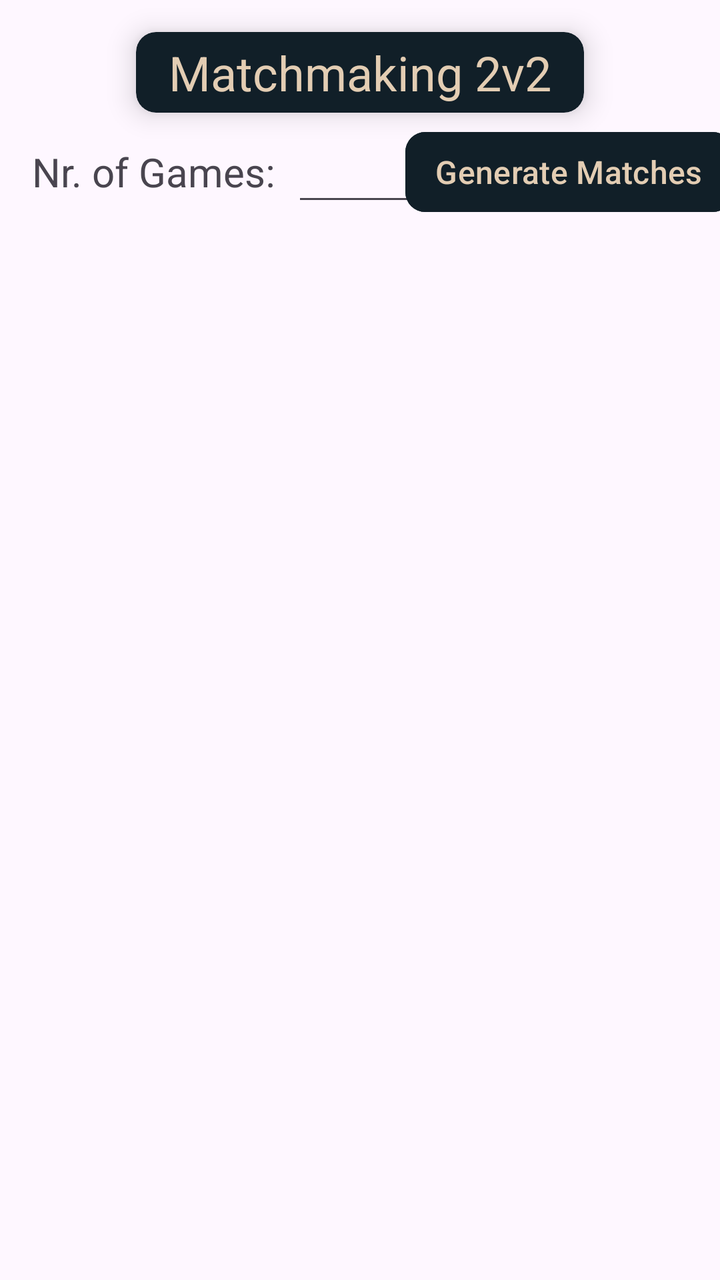
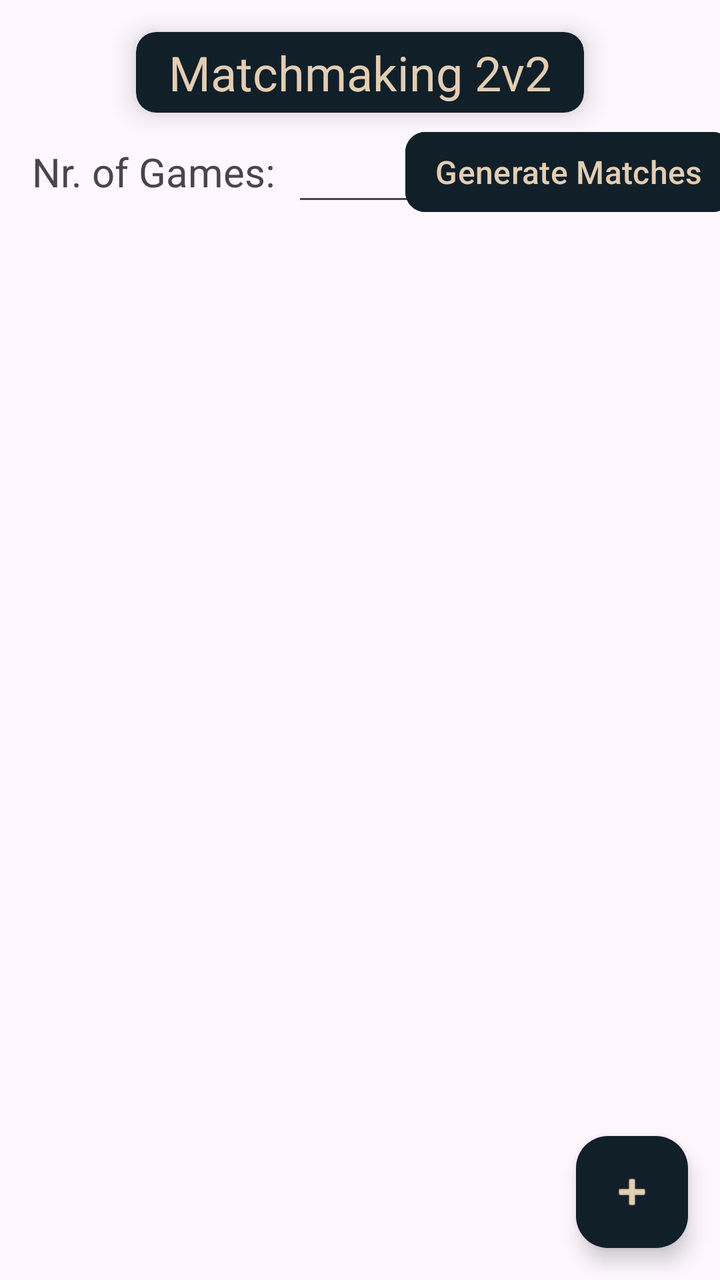

Compare the two renders of this Android layout. The source of the first and the diff that turns it into the second are given below.
<!-- AndroidManifest.xml: application theme Theme.Matchmaking2v2 -->
<!-- res/layout/activity_main.xml -->
<?xml version="1.0" encoding="utf-8"?>
<androidx.constraintlayout.widget.ConstraintLayout xmlns:android="http://schemas.android.com/apk/res/android"
    xmlns:app="http://schemas.android.com/apk/res-auto"
    xmlns:tools="http://schemas.android.com/tools"
    android:id="@+id/main"
    android:layout_width="match_parent"
    android:layout_height="match_parent"
    tools:context=".MainActivity">

    <TextView
        android:id="@+id/tv_nrgames"
        android:layout_width="wrap_content"
        android:layout_height="wrap_content"
        android:layout_marginStart="16dp"
        android:layout_marginTop="16dp"
        android:text="Nr. of Games:"
        android:textSize="20sp"
        app:layout_constraintStart_toStartOf="parent"
        app:layout_constraintTop_toBottomOf="@+id/cardView" />

    <EditText
        android:id="@+id/et_nrgames"
        android:layout_width="wrap_content"
        android:layout_height="wrap_content"
        android:layout_marginStart="8dp"
        android:ems="3"
        android:inputType="numberDecimal"
        android:text="0"
        android:textAlignment="viewEnd"
        android:textSize="20sp"
        app:layout_constraintBottom_toBottomOf="@+id/tv_nrgames"
        app:layout_constraintStart_toEndOf="@+id/tv_nrgames"
        app:layout_constraintTop_toTopOf="@+id/tv_nrgames" />

    <androidx.recyclerview.widget.RecyclerView
        android:id="@+id/rvRounds"
        android:layout_width="409dp"
        android:layout_height="0dp"
        android:layout_marginTop="16dp"
        app:layout_constraintBottom_toBottomOf="parent"
        app:layout_constraintEnd_toEndOf="parent"
        app:layout_constraintStart_toStartOf="parent"
        app:layout_constraintTop_toBottomOf="@id/tv_nrgames"
        app:layout_constraintVertical_bias="0.0" />

    <Button
        android:id="@+id/b_generate"
        android:layout_width="wrap_content"
        android:layout_height="wrap_content"
        android:layout_marginStart="8dp"
        android:layout_marginEnd="16dp"
        android:backgroundTint="@color/blueBlack"
        android:elevation="8dp"
        android:paddingLeft="15dp"
        android:paddingTop="0dp"
        android:paddingRight="15dp"
        android:paddingBottom="0dp"
        android:text="Generate Matches"
        android:textColor="@color/tanAccent"
        android:textSize="16sp"
        app:cornerRadius="10dp"
        app:layout_constraintBottom_toBottomOf="@+id/et_nrgames"
        app:layout_constraintEnd_toEndOf="parent"
        app:layout_constraintStart_toEndOf="@+id/et_nrgames"
        app:layout_constraintTop_toTopOf="@+id/et_nrgames" />

    <androidx.cardview.widget.CardView
        android:id="@+id/cardView"
        android:layout_width="wrap_content"
        android:layout_height="wrap_content"
        android:layout_marginTop="16dp"
        app:cardBackgroundColor="@color/blueBlack"
        app:cardCornerRadius="10dp"
        app:cardElevation="8dp"
        app:layout_constraintEnd_toEndOf="parent"
        app:layout_constraintStart_toStartOf="parent"
        app:layout_constraintTop_toTopOf="parent">

        <androidx.constraintlayout.widget.ConstraintLayout
            android:layout_width="match_parent"
            android:layout_height="match_parent">

            <TextView
                android:id="@+id/tv_title2"
                android:layout_width="wrap_content"
                android:layout_height="wrap_content"
                android:layout_marginStart="8pt"
                android:layout_marginTop="2pt"
                android:layout_marginEnd="8pt"
                android:layout_marginBottom="2pt"
                android:text="Matchmaking 2v2"
                android:textColor="@color/tanAccent"
                android:textSize="24sp"
                app:layout_constraintBottom_toBottomOf="parent"
                app:layout_constraintEnd_toEndOf="parent"
                app:layout_constraintStart_toStartOf="parent"
                app:layout_constraintTop_toTopOf="parent" />

        </androidx.constraintlayout.widget.ConstraintLayout>

    </androidx.cardview.widget.CardView>

</androidx.constraintlayout.widget.ConstraintLayout>
<!-- resources referenced by this layout -->
<resources>
  <color name="blueBlack">#111f28</color>
  <color name="tanAccent">#e3cdb3</color>
  <style name="Theme.Matchmaking2v2" parent="Base.Theme.Matchmaking2v2" />
  <style name="Base.Theme.Matchmaking2v2" parent="Theme.Material3.DayNight"> 
          
          <item name="colorPrimary">@color/my_light_primary</item>
      </style>
  <color name="my_light_primary">#FF000000</color>
</resources>

<!-- the commit's change to res/layout/activity_main.xml (unified diff, before → after) -->
@@ -100,4 +100,17 @@
 
     </androidx.cardview.widget.CardView>
 
+    <com.google.android.material.floatingactionbutton.FloatingActionButton
+        android:id="@+id/fabAddPlayers"
+        android:layout_width="wrap_content"
+        android:layout_height="wrap_content"
+        android:layout_marginEnd="16dp"
+        android:layout_marginBottom="16dp"
+        android:clickable="true"
+        android:src="@android:drawable/ic_input_add"
+        app:backgroundTint="@color/blueBlack"
+        app:tint="@color/tanAccent"
+        app:layout_constraintBottom_toBottomOf="parent"
+        app:layout_constraintEnd_toEndOf="parent" />
+
 </androidx.constraintlayout.widget.ConstraintLayout>
